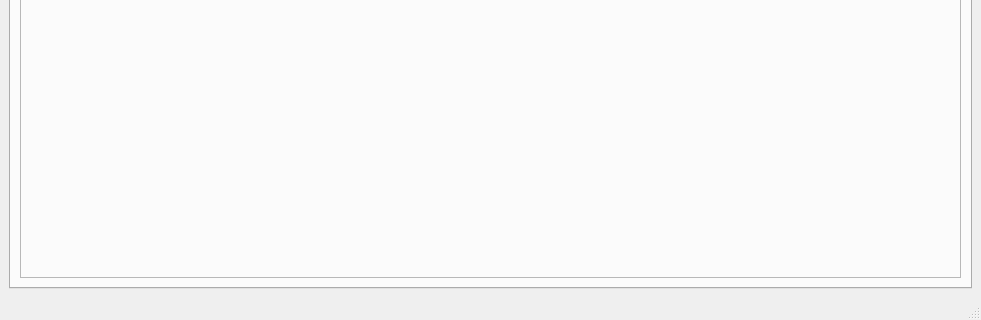
Before: the Qt Designer form src/nxt_qt/ui/mousemonitor_window.ui in Smart-Minotaur/nxt_minotaur, drawn with Qt 5; both pictures show x 0 to 981 and y 500 to 820 of the 981 by 820 pixel window.
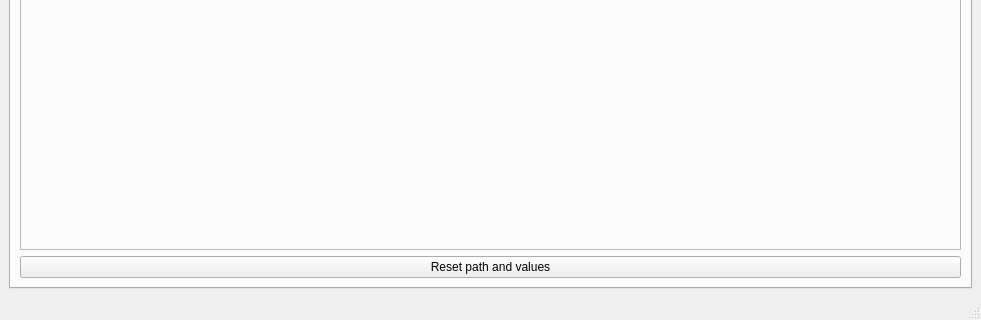
After: the same form once the commit is applied. Icons and pictures are not drawn. Custom widgets are drawn as their Qt base class.

Commit message: Added reset button and removed a lot of unused stuff.

```diff
--- a/src/nxt_qt/ui/mousemonitor_window.ui
+++ b/src/nxt_qt/ui/mousemonitor_window.ui
@@ -361,7 +361,7 @@
        <attribute name="title">
         <string>Track Path</string>
        </attribute>
-       <layout class="QHBoxLayout" name="horizontalLayout_3">
+       <layout class="QVBoxLayout" name="verticalLayout_17">
         <item>
          <layout class="QVBoxLayout" name="verticalLayout_2">
           <item>
@@ -543,6 +543,25 @@
           </item>
          </layout>
         </item>
+        <item>
+         <widget class="QPushButton" name="trackPathResetBtn">
+          <property name="autoFillBackground">
+           <bool>false</bool>
+          </property>
+          <property name="text">
+           <string>Reset path and values</string>
+          </property>
+          <property name="autoDefault">
+           <bool>false</bool>
+          </property>
+          <property name="default">
+           <bool>false</bool>
+          </property>
+          <property name="flat">
+           <bool>false</bool>
+          </property>
+         </widget>
+        </item>
        </layout>
       </widget>
       <widget class="QWidget" name="VisualizeDataDispTab">
```
The commit also changes 8 other files.
